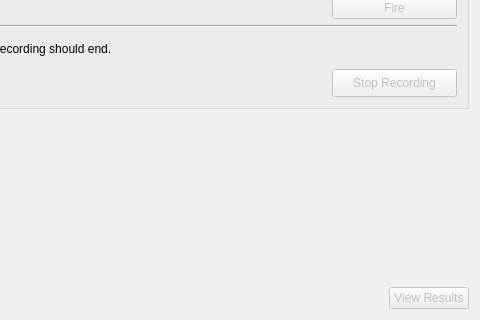
This is ui/views/forms/FireWidget.ui in reilleya/RMTS-Software as Qt 5 draws it before an edit; both pictures show x 570 to 1050 and y 430 to 750 of the 1050 by 750 pixel window. The edited form follows.
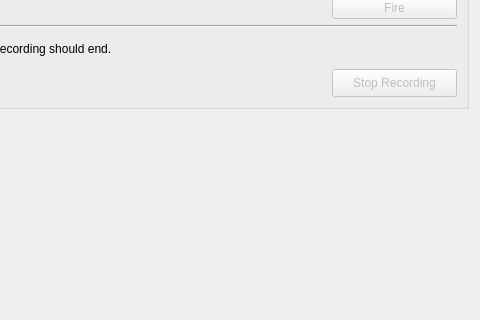
This is the edited form. Custom widgets are drawn as their Qt base class.

Commit message: Automatically go to results page when first graph is available

```diff
--- a/ui/views/forms/FireWidget.ui
+++ b/ui/views/forms/FireWidget.ui
@@ -544,16 +544,6 @@
        </property>
       </spacer>
      </item>
-     <item>
-      <widget class="QPushButton" name="pushButtonResults">
-       <property name="enabled">
-        <bool>false</bool>
-       </property>
-       <property name="text">
-        <string>View Results</string>
-       </property>
-      </widget>
-     </item>
     </layout>
    </item>
   </layout>
```
The commit also changes 2 other files.
